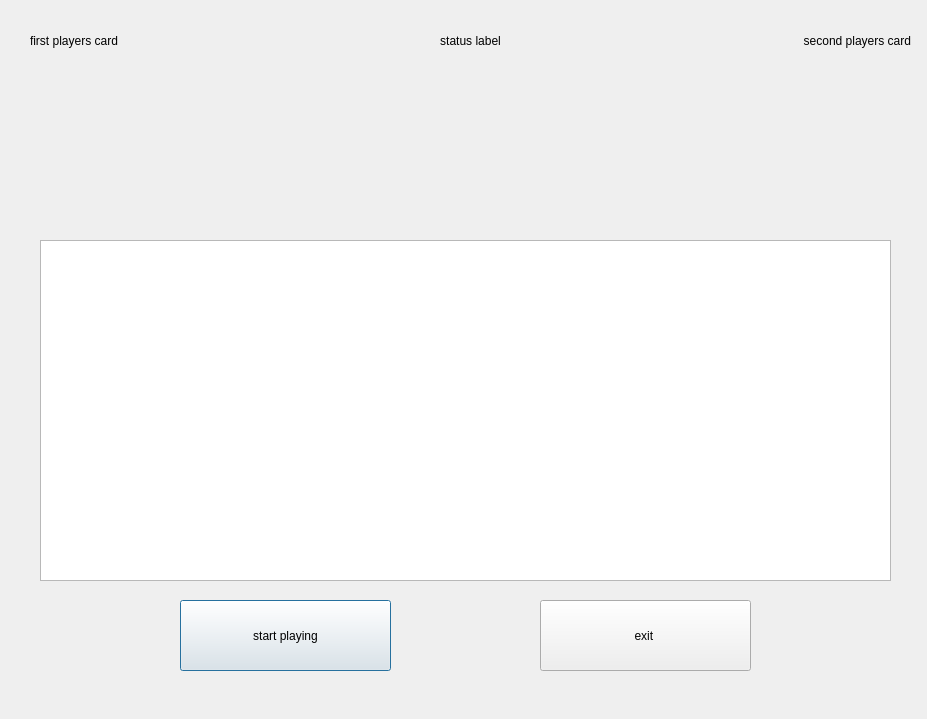
The window that maingame.ui (MRBehi/AP_project_final) describes before a commit, drawn with Qt 5.
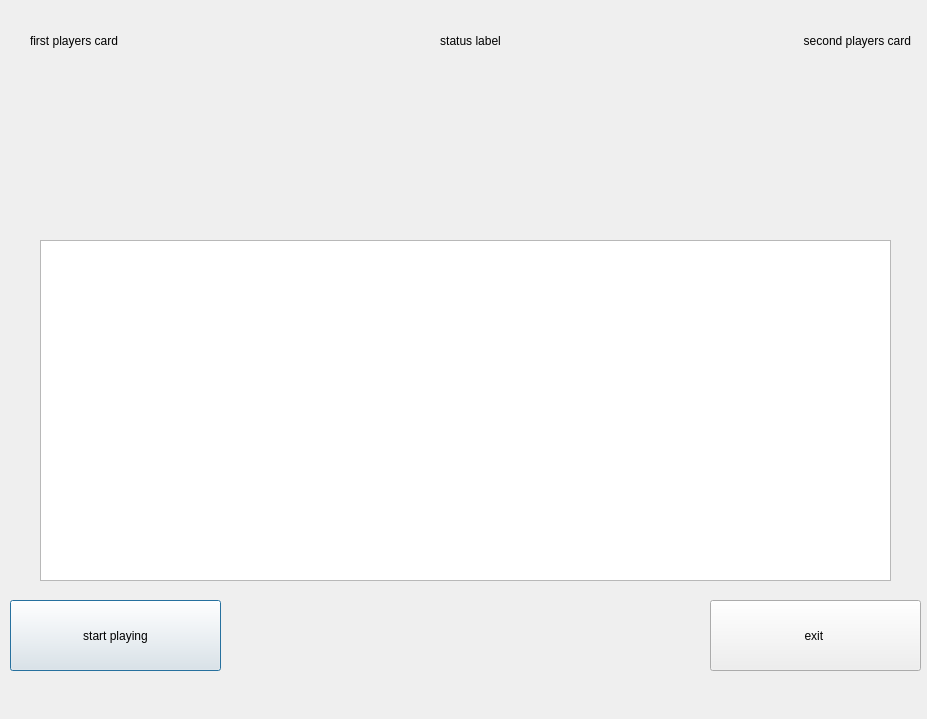
The same window after the commit. Icons and pictures are not drawn.

```diff
--- a/maingame.ui
+++ b/maingame.ui
@@ -19,7 +19,7 @@
   <widget class="QPushButton" name="playButton">
    <property name="geometry">
     <rect>
-     <x>180</x>
+     <x>10</x>
      <y>600</y>
      <width>211</width>
      <height>71</height>
@@ -35,7 +35,7 @@
   <widget class="QPushButton" name="exitButton">
    <property name="geometry">
     <rect>
-     <x>540</x>
+     <x>710</x>
      <y>600</y>
      <width>211</width>
      <height>71</height>
@@ -58,7 +58,7 @@
     </rect>
    </property>
   </widget>
-  <widget class="QWidget" name="">
+  <widget class="QWidget" name="layoutWidget">
    <property name="geometry">
     <rect>
      <x>30</x>
```
